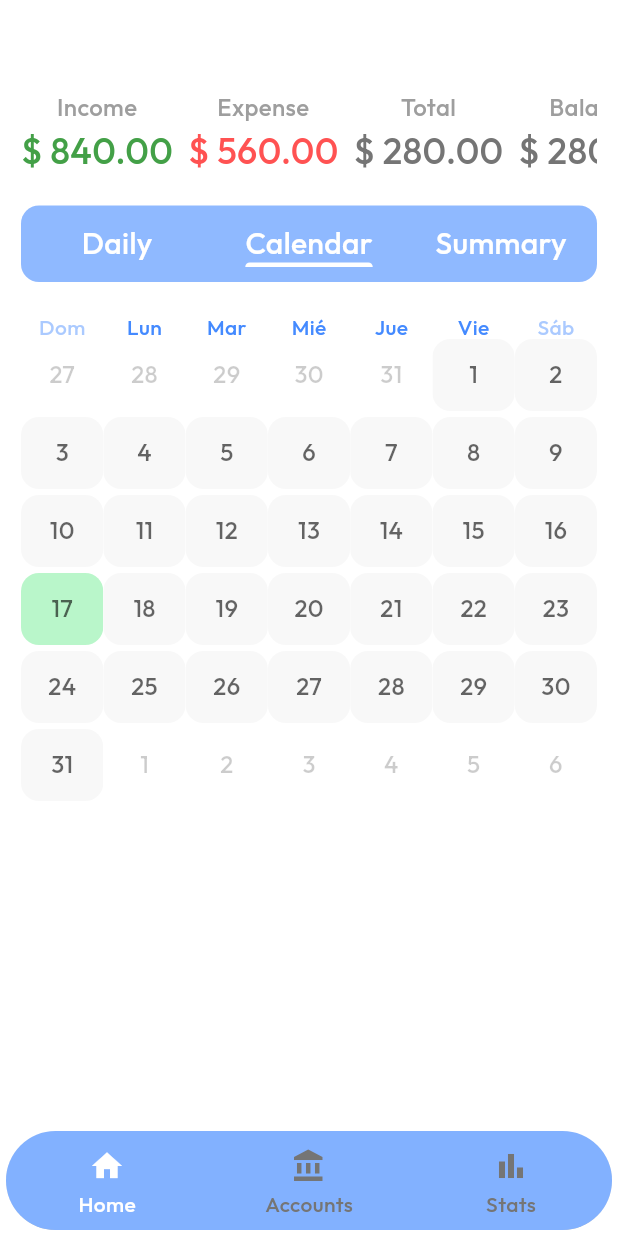
After one commit to DrkDsk/FlutterMoneyManager, a Flutter app: the screen it shows after launch, after a tap on "Login", on a phone screen of 412 x 824 dp. The commit adds this screen. Run offline on Flutter 3.47's test engine with Material 3 defaults, Android fonts, the phone set to English and light mode, and no system bars; drawn by our look-alikes of table_calendar; our stand-ins replace bloc, flutter_bloc, flutter_svg, get_it, lottie.

Commit message:
feat: design updated

```diff
--- a/lib/src/core/colors/app_colors.dart
+++ b/lib/src/core/colors/app_colors.dart
@@ -9,4 +9,5 @@ class AppColors {
   static Color onSecondary = Colors.white38;
   static Color incomeColor = Colors.green.shade600;
   static Color expenseColor = Colors.redAccent;
+  static Color turquoise = const Color(0xE268C2E0);
 }
--- /dev/null
+++ b/lib/src/core/extensions/datetime_extension.dart
@@ -0,0 +1,39 @@
+extension DateTimeExtension on DateTime {
+  String get monthName {
+    return [
+      "Enero",
+      "Febrero",
+      "Marzo",
+      "Abril",
+      "Mayo",
+      "Junio",
+      "Julio",
+      "Agosto",
+      "Septiembre",
+      "Octubre",
+      "Noviembre",
+      "Diciembre"
+    ][month - 1];
+  }
+
+  String get dayName {
+    switch (weekday) {
+      case 1:
+        return 'Lunes';
+      case 2:
+        return 'Martes';
+      case 3:
+        return 'Miércoles';
+      case 4:
+        return 'Jueves';
+      case 5:
+        return 'Viernes';
+      case 6:
+        return 'Sábado';
+      case 7:
+        return 'Domingo';
+      default:
+        return '';
+    }
+  }
+}
--- /dev/null
+++ b/lib/src/core/shared/home/ui/builders/calendar/custom_calendar_builder.dart
@@ -0,0 +1,141 @@
+import 'package:flutter/material.dart';
+import 'package:flutter_money_manager/src/core/colors/app_colors.dart';
+
+class CustomCalendarBuilder {
+
+  static Widget? todayBuilder(BuildContext context, DateTime day, DateTime focusedDay) {
+    final theme = Theme.of(context);
+
+    final dayNumber = day.day;
+    final backgroundColor = AppColors.turquoise.withOpacity(0.65);
+
+    return ClipRRect(
+      borderRadius: BorderRadius.circular(12),
+      child: Material(
+        child: InkWell(
+          highlightColor: backgroundColor,
+          onTap: () {},
+          child: Ink(
+            child: Container(
+              margin: const EdgeInsets.symmetric(vertical: 2),
+              width: 50,
+              padding: const EdgeInsets.symmetric(horizontal: 12),
+              decoration: BoxDecoration(
+                  borderRadius: BorderRadius.circular(12),
+                  color: backgroundColor),
+              child: Center(
+                child: Text(
+                  "$dayNumber",
+                  style: theme.textTheme.bodyMedium?.copyWith(
+                      color: theme.colorScheme.primary, fontSize: 16),
+                ),
+              ),
+            ),
+          ),
+        ),
+      ),
+    );
+  }
+
+  static Widget? defaultBuilder(BuildContext context, DateTime day, DateTime focusedDay) {
+
+    final theme = Theme.of(context);
+    final dayNumber = day.day;
+    final backgroundColor = theme.colorScheme.onPrimary.withOpacity(0.05);
+
+    return ClipRRect(
+      borderRadius: BorderRadius.circular(12),
+      child: Material(
+        child: InkWell(
+          highlightColor: backgroundColor,
+          onTap: () {},
+          child: Ink(
+            child: Container(
+              margin: const EdgeInsets.symmetric(vertical: 2),
+              width: 50,
+              padding: const EdgeInsets.symmetric(horizontal: 12),
+              decoration: BoxDecoration(
+                  borderRadius: BorderRadius.circular(12),
+                  color: backgroundColor),
+              child: Center(
+                child: Text(
+                  "$dayNumber",
+                  style: theme.textTheme.bodyMedium?.copyWith(
+                      color: Colors.black.withOpacity(0.6), fontSize: 16),
+                ),
+              ),
+            ),
+          ),
+        ),
+      ),
+    );
+  }
+
+  static Widget? selectedBuilder(BuildContext context, DateTime day, DateTime focusedDay) {
+
+    final theme = Theme.of(context);
+
+    final dayNumber = day.day;
+    final backgroundColor = Colors.greenAccent.shade100;
+
+
+    return ClipRRect(
+      borderRadius: BorderRadius.circular(12),
+      child: Material(
+        child: InkWell(
+          highlightColor: backgroundColor,
+          onTap: () {},
+          child: Ink(
+            child: Container(
+              margin: const EdgeInsets.symmetric(vertical: 2),
+              width: 50,
+              padding: const EdgeInsets.symmetric(horizontal: 12),
+              decoration: BoxDecoration(
+                  borderRadius: BorderRadius.circular(12),
+                  color: backgroundColor),
+              child: Center(
+                child: Text(
+                  "$dayNumber",
+                  style: theme.textTheme.bodyMedium?.copyWith(
+                      color: Colors.black.withOpacity(0.6), fontSize: 16),
+                ),
+              ),
+            ),
+          ),
+        ),
+      ),
+    );
+  }
+
+  static Widget? outsideBuilder(BuildContext context, DateTime day, DateTime focusedDay) {
+
+    final theme = Theme.of(context);
+    final dayNumber = day.day;
+    final backgroundColor = theme.colorScheme.onPrimary.withOpacity(0.05);
+
+    return ClipRRect(
+      borderRadius: BorderRadius.circular(12),
+      child: Material(
+        child: InkWell(
+          highlightColor: backgroundColor,
+          onTap: () {},
+          child: Ink(
+            child: Container(
+              margin: const EdgeInsets.symmetric(vertical: 2),
+              width: 50,
+              padding: const EdgeInsets.symmetric(horizontal: 12),
+              child: Center(
+                child: Text(
+                  "$dayNumber",
+                  style: theme.textTheme.bodyMedium?.copyWith(
+                      color: Colors.black.withOpacity(0.20), fontSize: 16),
+                ),
+              ),
+            ),
+          ),
+        ),
+      ),
+    );
+  }
+
+}
--- /dev/null
+++ b/lib/src/core/shared/home/ui/pages/calendar_page.dart
@@ -0,0 +1,67 @@
+import 'package:flutter/material.dart';
+import 'package:flutter_money_manager/src/core/extensions/datetime_extension.dart';
+import 'package:flutter_money_manager/src/core/shared/home/ui/builders/calendar/custom_calendar_builder.dart';
+import 'package:table_calendar/table_calendar.dart';
+
+class CalendarPage extends StatefulWidget {
+  const CalendarPage({super.key});
+
+  @override
+  State<CalendarPage> createState() => _CalendarPageState();
+}
+
+class _CalendarPageState extends State<CalendarPage> {
+  late DateTime _focusedDay;
+  late DateTime _firstDay;
+  late DateTime _lastDay;
+  late DateTime _selectedDate;
+
+  @override
+  void initState() {
+    super.initState();
+    _focusedDay = DateTime.now();
+    _firstDay = DateTime.now().subtract(const Duration(days: 300));
+    _lastDay = _focusedDay.add(const Duration(days: 60));
+    _selectedDate = DateTime.now();
+  }
+
+  @override
+  Widget build(BuildContext context) {
+    final theme = Theme.of(context);
+
+    return TableCalendar(
+      availableGestures: AvailableGestures.horizontalSwipe,
+      headerVisible: false,
+      focusedDay: _focusedDay,
+      firstDay: _firstDay,
+      lastDay: _lastDay,
+      selectedDayPredicate: (day) {
+        return isSameDay(_selectedDate, day);
+      },
+      onDayLongPressed: (selectedDay, focusedDay) {
+
+      },
+      onDaySelected: (selectedDay, focusedDay) {
+        setState(() {
+          _selectedDate = selectedDay;
+        });
+      },
+      daysOfWeekStyle: DaysOfWeekStyle(
+        dowTextFormatter: (date, locale) {
+          return date.dayName.substring(0, 3);
+        },
+        weekdayStyle:
+            TextStyle(fontSize: 14.0, color: theme.colorScheme.secondary),
+        weekendStyle: TextStyle(
+            fontSize: 14.0,
+            color: theme.colorScheme.secondary.withOpacity(0.45)),
+      ),
+      calendarBuilders: const CalendarBuilders(
+        todayBuilder: CustomCalendarBuilder.todayBuilder,
+        defaultBuilder: CustomCalendarBuilder.defaultBuilder,
+        outsideBuilder: CustomCalendarBuilder.outsideBuilder,
+        selectedBuilder: CustomCalendarBuilder.selectedBuilder,
+      ),
+    );
+  }
+}
--- a/lib/src/features/home/ui/pages/daily_home_page.dart
+++ b/lib/src/features/home/ui/pages/daily_home_page.dart
@@ -1,53 +1,52 @@
 import 'package:flutter/material.dart';
 import 'package:flutter_money_manager/src/core/colors/app_colors.dart';
+import 'package:flutter_money_manager/src/core/shared/home/ui/pages/calendar_page.dart';
 import 'package:flutter_money_manager/src/features/home/ui/widgets/daily_balance_widget.dart';
 import 'package:flutter_money_manager/src/features/home/ui/widgets/home_tab_bar.dart';
 import 'package:flutter_money_manager/src/features/home/ui/widgets/summary_content.dart';
 
-class DailyHomePage extends StatefulWidget {
-  const DailyHomePage({super.key});
+class HomePage extends StatefulWidget {
+  const HomePage({super.key});
 
   @override
-  State<DailyHomePage> createState() => _DailyHomePageState();
+  State<HomePage> createState() => _HomePageState();
 }
 
-class _DailyHomePageState extends State<DailyHomePage> with TickerProviderStateMixin {
+class _HomePageState extends State<HomePage> with TickerProviderStateMixin {
 
   late TabController _tabController;
 
   @override
   void initState() {
     super.initState();
-    _tabController = TabController(length: 3, vsync: this, initialIndex: 0);
+    _tabController = TabController(length: 3, vsync: this, initialIndex: 1);
   }
 
   @override
   Widget build(BuildContext context) {
     return Container(
-      padding: const EdgeInsets.symmetric(horizontal: 10),
+      padding: const EdgeInsets.symmetric(horizontal: 14),
       child: Column(
         crossAxisAlignment: CrossAxisAlignment.start,
         children: [
-          const SizedBox(height: 20),
+          const SizedBox(height: 60),
           const SingleChildScrollView(
             scrollDirection: Axis.horizontal,
             child: SummaryContent()
           ),
-          const SizedBox(
-            height: 20,
-          ),
+          const SizedBox(height: 20),
           Container(
-            margin: const EdgeInsets.symmetric(horizontal: 8),
-            padding: const EdgeInsets.symmetric(vertical: 10, horizontal: 10),
+            padding: const EdgeInsets.symmetric(vertical: 10),
             decoration: BoxDecoration(
                 color: AppColors.secondary.withOpacity(0.60),
                 borderRadius: BorderRadius.circular(12)),
             child: HomeTabBar(tabController: _tabController),
           ),
+          const SizedBox(height: 20),
           Expanded(
             child: TabBarView(controller: _tabController, children: const [
               DailyBalanceWidget(),
-              DailyBalanceWidget(),
+              CalendarPage(),
               DailyBalanceWidget(),
             ]),
           )
--- a/lib/src/features/home/ui/screens/home_screen.dart
+++ b/lib/src/features/home/ui/screens/home_screen.dart
@@ -1,5 +1,5 @@
 import 'package:flutter/material.dart';
-import 'package:flutter_money_manager/src/core/shared/home/home_builder.dart';
+import 'package:flutter_money_manager/src/core/shared/home/ui/builders/home/home_builder.dart';
 import 'package:flutter_money_manager/src/features/home/ui/blocs/navigation_cubit.dart';
 import 'package:flutter_money_manager/src/features/home/ui/pages/daily_home_page.dart';
 import 'package:flutter_money_manager/src/features/home/ui/widgets/custom_bottom_app_bar.dart';
@@ -59,7 +59,7 @@ class _HomeScreenState extends State<HomeScreen> {
               child: PageView(
                 controller: _pageController,
                 children: const [
-                  DailyHomePage(),
+                  HomePage(),
                   Text("Acounts"),
                   Text("Stats")
                 ],
--- a/lib/src/features/home/ui/widgets/custom_bottom_app_bar.dart
+++ b/lib/src/features/home/ui/widgets/custom_bottom_app_bar.dart
@@ -15,7 +15,9 @@ class CustomBottomAppBar extends StatelessWidget {
   Widget build(BuildContext context) {
     final theme = Theme.of(context);
 
-    return ClipRRect(
+    return Container(
+      margin: const EdgeInsets.only(bottom: 4, left: 4, right: 4),
+      child: ClipRRect(
         borderRadius: const BorderRadius.all(Radius.circular(34)),
         child: BottomNavigationBar(
             onTap: onTap,
@@ -27,6 +29,7 @@ class CustomBottomAppBar extends StatelessWidget {
             ),
             backgroundColor: Colors.blueAccent.shade100,
             items: items),
+      ),
     );
   }
 }
--- a/lib/src/features/login/ui/screens/login_screen.dart
+++ b/lib/src/features/login/ui/screens/login_screen.dart
@@ -34,9 +34,8 @@ class LoginScreen extends StatelessWidget {
               SizedBox(height: 20),
               LoginAlternativeContainer(),
               SizedBox(height: 30,),
-              Expanded(
-                child: GoogleLogin(),
-              ),
+              Spacer(),
+              GoogleLogin(),
             ],
           ),
         ),
--- a/lib/src/my_app.dart
+++ b/lib/src/my_app.dart
@@ -3,6 +3,7 @@ import 'package:flutter_bloc/flutter_bloc.dart';
 import 'package:flutter_money_manager/src/core/di/di.dart';
 import 'package:flutter_money_manager/src/core/theme/theme__helper.dart';
 import 'package:flutter_money_manager/src/features/home/ui/blocs/home_redirection_cubit.dart';
+import 'package:flutter_money_manager/src/features/home/ui/blocs/navigation_cubit.dart';
 import 'package:flutter_money_manager/src/features/splash/ui/screen/welcome_screen.dart';
 
 class MyApp extends StatelessWidget {
@@ -19,6 +20,9 @@ class MyApp extends StatelessWidget {
           BlocProvider(
             create: (context) => getIt<HomeRedirectionCubit>(),
           ),
+          BlocProvider(
+              create: (_) => getIt<NavigationCubit>()
+          )
         ],
         child: const WelcomeScreen()
       ),
```
Also changed, not shown: lib/src/features/login/ui/widgets/google_login.dart (+1 -6 lines), lib/src/core/shared/home/ui/builders/home/home_builder.dart (renamed from lib/src/core/shared/home/home_builder.dart). Lines whose indentation alone changed are shown as unchanged.
